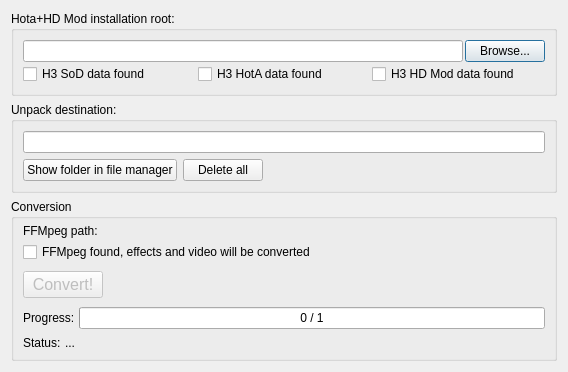
mapron/FreeHeroes, file src/App/LegacyConverter/ConverterDialog.ui: the form before one commit.
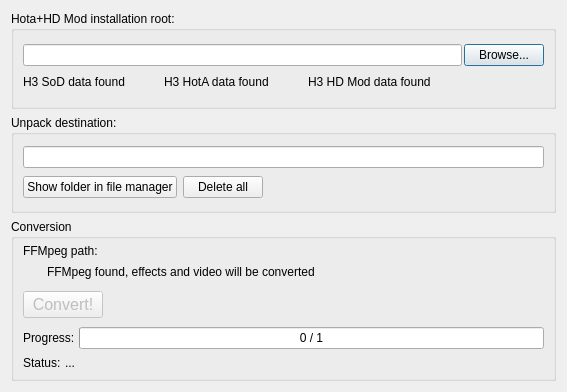
The form after the commit.

Commit message: Finished moving LegacyConverter to new formats. Everything is working except localization converter.

Diff of the .ui file:
```diff
--- a/src/App/LegacyConverter/ConverterDialog.ui
+++ b/src/App/LegacyConverter/ConverterDialog.ui
@@ -6,8 +6,8 @@
    <rect>
     <x>0</x>
     <y>0</y>
-    <width>568</width>
-    <height>348</height>
+    <width>567</width>
+    <height>392</height>
    </rect>
   </property>
   <property name="windowTitle">
@@ -40,26 +40,122 @@
       <item>
        <layout class="QHBoxLayout" name="horizontalLayout_2">
         <item>
-         <widget class="QCheckBox" name="checkBoxSodFound">
+         <widget class="QLabel" name="labelSodFound">
           <property name="text">
            <string>H3 SoD data found</string>
           </property>
          </widget>
         </item>
         <item>
-         <widget class="QCheckBox" name="checkBoxHotaFound">
+         <widget class="QLabel" name="labelSodFoundStatus">
+          <property name="minimumSize">
+           <size>
+            <width>20</width>
+            <height>20</height>
+           </size>
+          </property>
+          <property name="maximumSize">
+           <size>
+            <width>20</width>
+            <height>20</height>
+           </size>
+          </property>
+         </widget>
+        </item>
+        <item>
+         <spacer name="horizontalSpacer_3">
+          <property name="orientation">
+           <enum>Qt::Horizontal</enum>
+          </property>
+          <property name="sizeType">
+           <enum>QSizePolicy::Fixed</enum>
+          </property>
+          <property name="sizeHint" stdset="0">
+           <size>
+            <width>15</width>
+            <height>0</height>
+           </size>
+          </property>
+         </spacer>
+        </item>
+        <item>
+         <widget class="QLabel" name="labelHotaFound">
           <property name="text">
            <string>H3 HotA data found</string>
           </property>
          </widget>
         </item>
         <item>
-         <widget class="QCheckBox" name="checkBoxHdFound">
+         <widget class="QLabel" name="labelHotaFoundStatus">
+          <property name="minimumSize">
+           <size>
+            <width>20</width>
+            <height>20</height>
+           </size>
+          </property>
+          <property name="maximumSize">
+           <size>
+            <width>20</width>
+            <height>20</height>
+           </size>
+          </property>
+         </widget>
+        </item>
+        <item>
+         <spacer name="horizontalSpacer_5">
+          <property name="orientation">
+           <enum>Qt::Horizontal</enum>
+          </property>
+          <property name="sizeType">
+           <enum>QSizePolicy::Fixed</enum>
+          </property>
+          <property name="sizeHint" stdset="0">
+           <size>
+            <width>15</width>
+            <height>0</height>
+           </size>
+          </property>
+         </spacer>
+        </item>
+        <item>
+         <widget class="QLabel" name="labelHdFound">
           <property name="text">
            <string>H3 HD Mod data found</string>
           </property>
          </widget>
         </item>
+        <item>
+         <widget class="QLabel" name="labelHdFoundStatus">
+          <property name="minimumSize">
+           <size>
+            <width>20</width>
+            <height>20</height>
+           </size>
+          </property>
+          <property name="maximumSize">
+           <size>
+            <width>20</width>
+            <height>20</height>
+           </size>
+          </property>
+         </widget>
+        </item>
+        <item>
+         <spacer name="horizontalSpacer_6">
+          <property name="orientation">
+           <enum>Qt::Horizontal</enum>
+          </property>
+          <property name="sizeType">
+           <enum>QSizePolicy::Expanding</enum>
+          </property>
+          <property name="sizeHint" stdset="0">
+           <size>
+            <width>15</width>
+            <height>0</height>
+           </size>
+          </property>
+         </spacer>
+        </item>
        </layout>
       </item>
      </layout>
@@ -158,11 +254,44 @@
        </layout>
       </item>
       <item>
-       <widget class="QCheckBox" name="checkBoxFfmpegFound">
-        <property name="text">
-         <string>FFMpeg found, effects and video will be converted </string>
-        </property>
-       </widget>
+       <layout class="QHBoxLayout" name="horizontalLayout_31">
+        <item>
+         <widget class="QLabel" name="labelFfmpegFoundStatus">
+          <property name="minimumSize">
+           <size>
+            <width>20</width>
+            <height>20</height>
+           </size>
+          </property>
+          <property name="maximumSize">
+           <size>
+            <width>20</width>
+            <height>20</height>
+           </size>
+          </property>
+         </widget>
+        </item>
+        <item>
+         <widget class="QLabel" name="labelFfmpegFound">
+          <property name="text">
+           <string>FFMpeg found, effects and video will be converted </string>
+          </property>
+         </widget>
+        </item>
+        <item>
+         <spacer name="horizontalSpacer_7">
+          <property name="orientation">
+           <enum>Qt::Horizontal</enum>
+          </property>
+          <property name="sizeHint" stdset="0">
+           <size>
+            <width>0</width>
+            <height>0</height>
+           </size>
+          </property>
+         </spacer>
+        </item>
+       </layout>
       </item>
       <item>
        <layout class="QHBoxLayout" name="horizontalLayout_5">
```
The commit also changes 24 other files.
